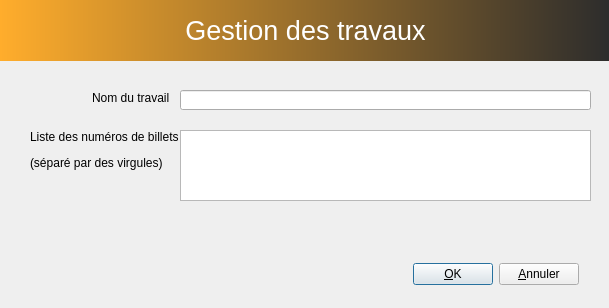
Qt form GLPI Data Extractor/formjobmanagement.ui (jeremydumais/GLPI-Data-Extractor) before a commit.
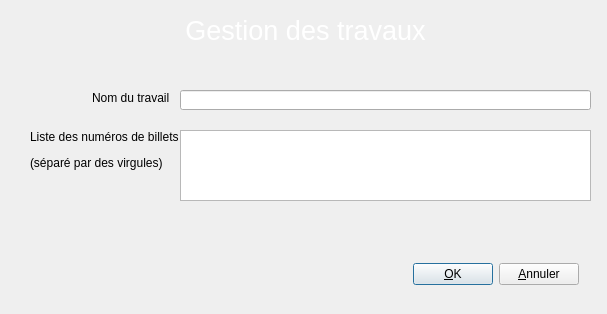
The same form after that commit. Icons and pictures are not drawn.

The edit to the form file:
```diff
--- a/GLPI Data Extractor/formjobmanagement.ui
+++ b/GLPI Data Extractor/formjobmanagement.ui
@@ -6,8 +6,8 @@
    <rect>
     <x>0</x>
     <y>0</y>
-    <width>609</width>
-    <height>308</height>
+    <width>607</width>
+    <height>314</height>
    </rect>
   </property>
   <property name="sizePolicy">
@@ -22,15 +22,12 @@
     <height>0</height>
    </size>
   </property>
-  <property name="maximumSize">
-   <size>
-    <width>804</width>
-    <height>597</height>
-   </size>
-  </property>
   <property name="windowTitle">
    <string>Gestion des travaux</string>
   </property>
+  <property name="sizeGripEnabled">
+   <bool>false</bool>
+  </property>
   <widget class="QLabel" name="label">
    <property name="geometry">
     <rect>
@@ -95,8 +92,8 @@
     <bool>false</bool>
    </property>
    <property name="styleSheet">
-    <string notr="true">color: rgb(255, 255, 255);
-background-color: qlineargradient(spread:pad, x1:0, y1:0, x2:1, y2:0, stop:0 rgba(255, 173, 44, 255), stop:1 rgba(44, 44, 44, 255));</string>
+    <string notr="true">border-image: url(:/FormJobManagement/Images/Header.png);
+color: rgb(255, 255, 255);</string>
    </property>
    <property name="text">
     <string>Gestion des travaux</string>
```
Left out of the diff: 1 changed line with no effect on the pictures.
